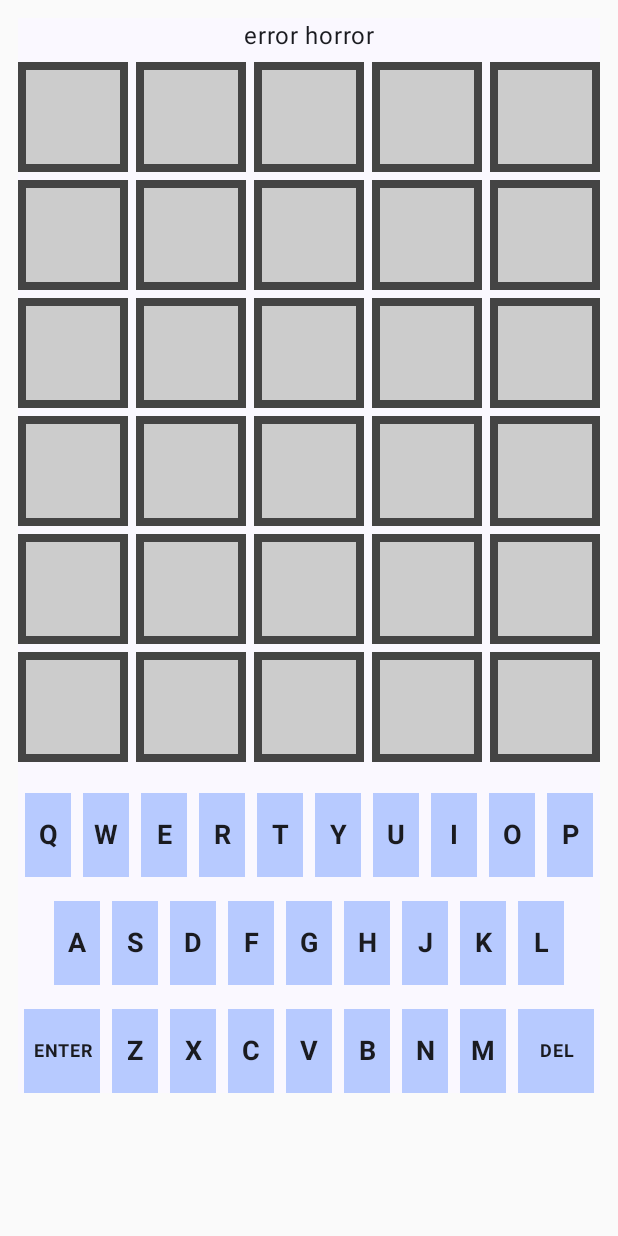
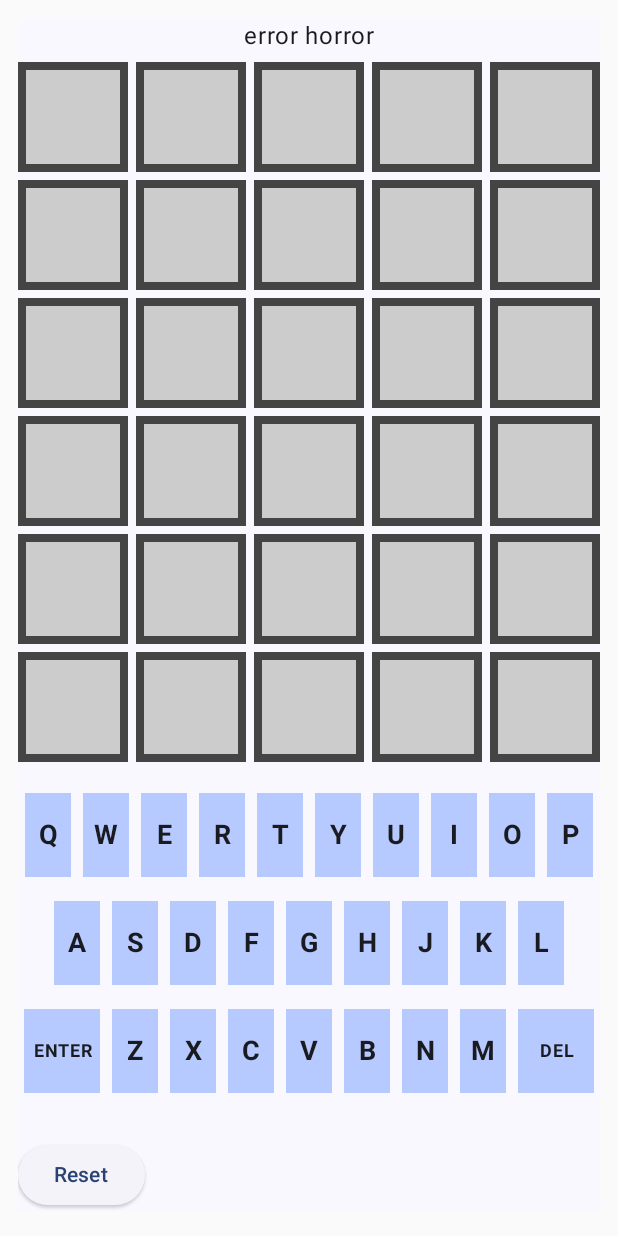
Before and after one commit to aalt0/WordleClone, an Android app built with Jetpack Compose: the screen it shows after launch (MainActivity), on a phone screen of 412 x 824 dp. Run offline under Robolectric (Android 15) with nearby library versions, the phone set to English and light mode, and no system bars.

Commit message:
ui fixes, allow reseting the game

```diff
--- a/app/src/main/java/com/example/wordleclone/MainActivity.kt
+++ b/app/src/main/java/com/example/wordleclone/MainActivity.kt
@@ -22,7 +22,11 @@ class MainActivity : ComponentActivity() {
             val uiState by viewModel.uiState.collectAsStateWithLifecycle()
             WordleCloneTheme {
                 Box(Modifier.safeDrawingPadding()) {
-                    MainScreen(uiState, onKeyPressed = { viewModel.onKeyPressed(it) })
+                    MainScreen(
+                        uiState,
+                        onKeyPressed = { viewModel.onKeyPressed(it) },
+                        onResetClicked = { viewModel.onResetClicked() }
+                    )
                 }
             }
         }
--- a/app/src/main/java/com/example/wordleclone/ui/main/MainScreen.kt
+++ b/app/src/main/java/com/example/wordleclone/ui/main/MainScreen.kt
@@ -12,6 +12,7 @@ import androidx.compose.foundation.layout.aspectRatio
 import androidx.compose.foundation.layout.fillMaxWidth
 import androidx.compose.foundation.layout.height
 import androidx.compose.foundation.layout.padding
+import androidx.compose.material3.ElevatedButton
 import androidx.compose.material3.MaterialTheme
 import androidx.compose.material3.Surface
 import androidx.compose.material3.Text
@@ -20,8 +21,12 @@ import androidx.compose.ui.Alignment
 import androidx.compose.ui.Modifier
 import androidx.compose.ui.graphics.Color
 import androidx.compose.ui.graphics.Color.Companion.Transparent
+import androidx.compose.ui.text.SpanStyle
+import androidx.compose.ui.text.buildAnnotatedString
 import androidx.compose.ui.text.font.FontWeight
 import androidx.compose.ui.text.style.TextAlign
+import androidx.compose.ui.text.toUpperCase
+import androidx.compose.ui.text.withStyle
 import androidx.compose.ui.tooling.preview.Devices
 import androidx.compose.ui.tooling.preview.Preview
 import androidx.compose.ui.unit.dp
@@ -29,9 +34,14 @@ import androidx.compose.ui.unit.sp
 import com.example.wordleclone.ui.keyboard.Keyboard
 import com.example.wordleclone.ui.keyboard.KeyboardKey
 import com.example.wordleclone.ui.theme.WordleCloneTheme
+import java.util.Locale
 
 @Composable
-fun MainScreen(uiState: MainUiState, onKeyPressed: (KeyboardKey) -> Unit) {
+fun MainScreen(
+    uiState: MainUiState,
+    onKeyPressed: (KeyboardKey) -> Unit,
+    onResetClicked: () -> Unit
+) {
     Surface(
         modifier = Modifier.padding(12.dp),
         color = MaterialTheme.colorScheme.background
@@ -44,7 +54,12 @@ fun MainScreen(uiState: MainUiState, onKeyPressed: (KeyboardKey) -> Unit) {
                     ErrorType.ERROR_NOT_5_LETTER_WORD -> "Not a valid guess"
                 }
                 is GameState.Won -> "Woohoo, you win!"
-                is GameState.Lost -> "No more guesses, bummer :("
+                is GameState.Lost -> buildAnnotatedString {
+                    append("No more guesses. The word was ")
+                    withStyle(style = SpanStyle(fontWeight = FontWeight.Bold)) {
+                        append(status.word)
+                    }
+                }.toString()
                 is GameState.Loading -> "Loading ..."
                 else -> " " // else the game is running, return single space to use the Text() as a spacer
             }
@@ -57,6 +72,10 @@ fun MainScreen(uiState: MainUiState, onKeyPressed: (KeyboardKey) -> Unit) {
             uiState.rows.forEach { row -> SingleRow(row) }
             Spacer(Modifier.height(10.dp))
             Keyboard(onKeyPressed)
+            Spacer(Modifier.height(20.dp))
+            ElevatedButton(onClick = onResetClicked) {
+                Text("Reset")
+            }
         }
     }
 }
@@ -109,7 +128,7 @@ annotation class OrientationPreviews
 @Composable
 private fun MainScreenPreview() {
     WordleCloneTheme {
-        MainScreen(uiState = testMainUiState1, onKeyPressed = {})
+        MainScreen(uiState = testMainUiState1, onKeyPressed = {}, onResetClicked = {})
     }
 }
 
```
